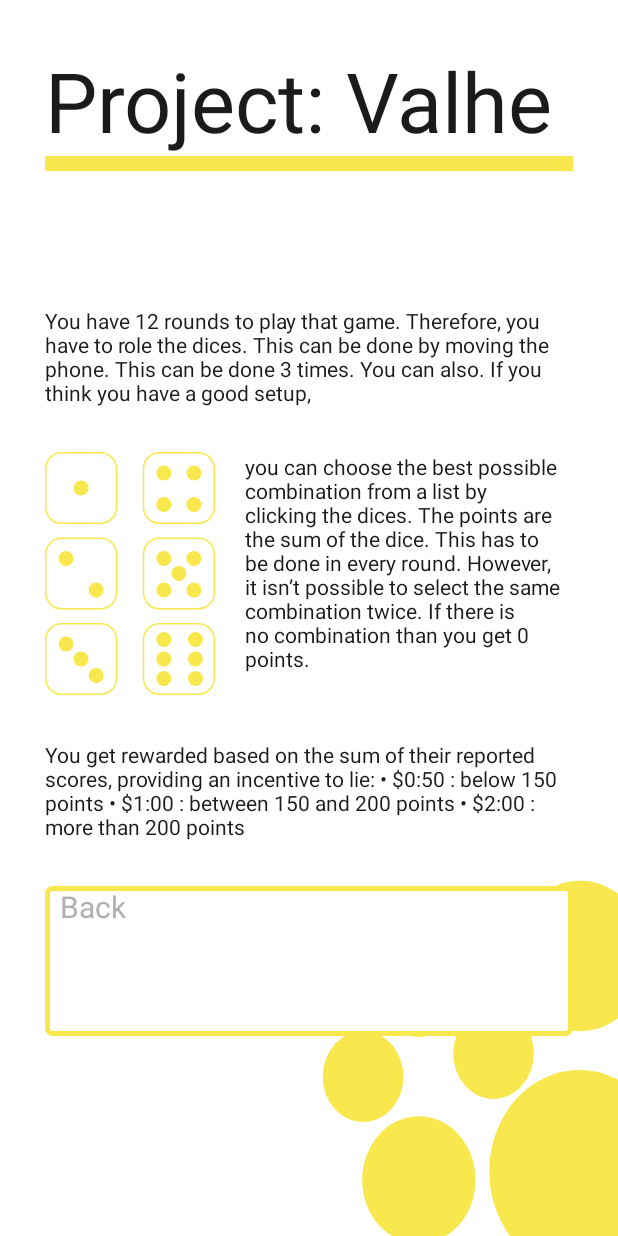
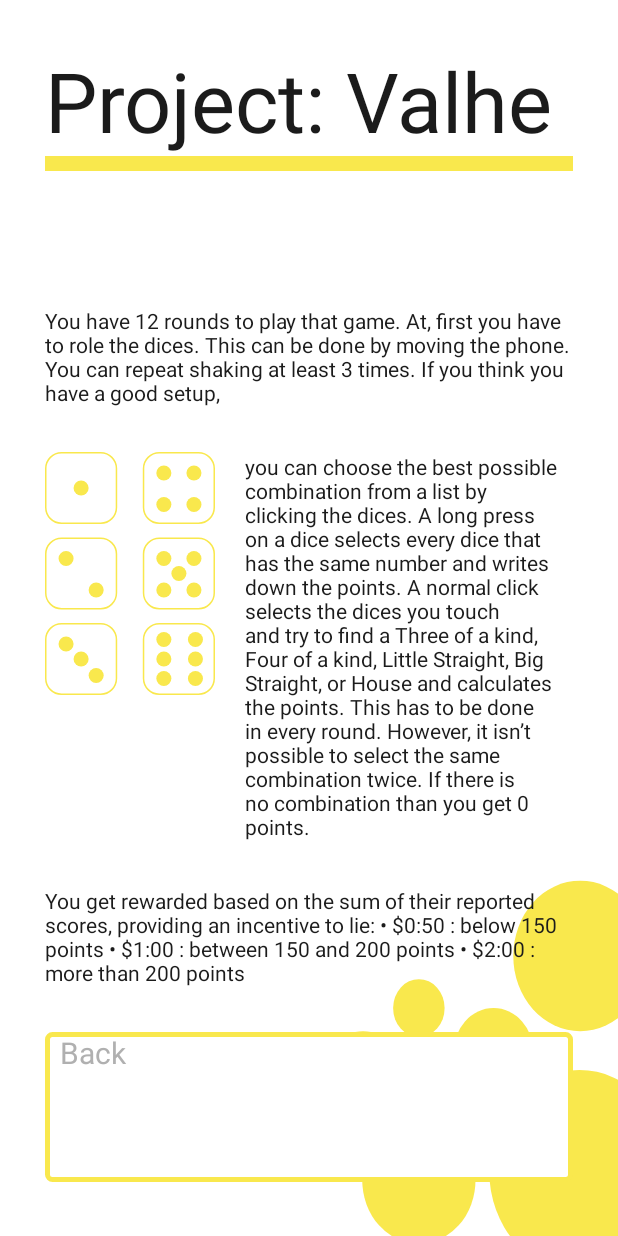
Before and after one commit to JyotsnaGorle/MIS_Final_Project, an Android app: the fragment Information placed in its activity, on a phone screen of 412 x 824 dp. Run offline under Robolectric (Android 15) with nearby library versions, the light colour scheme and no system bars.

Commit message:
add more explaination to the info screen

```diff
--- a/app/src/main/res/values/strings.xml
+++ b/app/src/main/res/values/strings.xml
@@ -29,7 +29,7 @@
     <string name="sixes">Sixes</string>
     <string name="threeOfAKind">Three of a kind</string>
     <string name="fourOfAKind">Four of a kind</string>
-    <string name="littleStraight">little Straight</string>
+    <string name="littleStraight">Little Straight</string>
     <string name="bigStraight">Big Straight</string>
     <string name="house">House</string>
     <string name="chance">Chance</string>
@@ -37,18 +37,19 @@
 
     <!--Information Text-->
     <string name="informationText_1">
-        You have 12 rounds to play that game. Therefore, you have to
-        role the dices. This can be done by moving the phone. This can
-        be done 3 times. You can also. If you think you have a good setup,
+        You have 12 rounds to play that game. At, first you have to
+        role the dices. This can be done by moving the phone. You can repeat
+        "shaking" at least 3 times. If you think you have a good setup,
     </string>
     <string name="informationText_2">
         you can choose the best possible combination from a list by
-        clicking the dices. The points are the sum of the dice.
-        This has to be done in every round. However, it isn’t possible
-        to select the same combination twice. If there is no combination
-        than you get 0 points.
-
-
+        clicking the dices. A long press on a dice selects every dice
+        that has the same number and writes down the points. A normal click
+        selects the dices you touch and try to find a "Three of a kind",
+        "Four of a kind", "Little Straight", "Big Straight", or "House" and
+        calculates the points. This has to be done in every round.
+        However, it isn’t possible to select the same combination twice.
+        If there is no combination than you get 0 points.
     </string>
     <string name="informationText_3">
         You get rewarded based on the sum of their reported scores, providing an incentive to lie:
```
